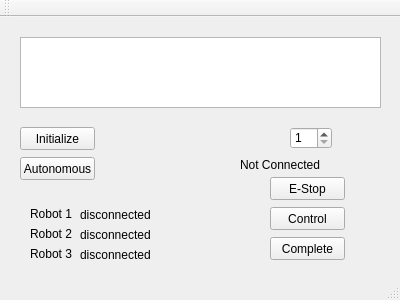
Old version of the form CS490HUB/mainwindow.ui in the repository JLongazo/CS-490.
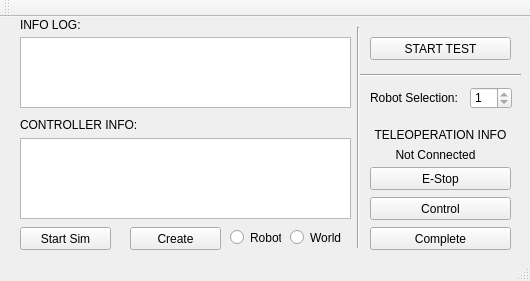
New version of the form.

What changed in the file:
```diff
--- a/CS490HUB/mainwindow.ui
+++ b/CS490HUB/mainwindow.ui
@@ -6,8 +6,8 @@
    <rect>
     <x>0</x>
     <y>0</y>
-    <width>400</width>
-    <height>300</height>
+    <width>530</width>
+    <height>281</height>
    </rect>
   </property>
   <property name="windowTitle">
@@ -19,7 +19,7 @@
      <rect>
       <x>20</x>
       <y>20</y>
-      <width>361</width>
+      <width>331</width>
       <height>71</height>
      </rect>
     </property>
@@ -27,47 +27,34 @@
    <widget class="QPushButton" name="initialize">
     <property name="geometry">
      <rect>
-      <x>20</x>
-      <y>110</y>
-      <width>75</width>
+      <x>130</x>
+      <y>210</y>
+      <width>91</width>
       <height>23</height>
      </rect>
     </property>
     <property name="text">
-     <string>Initialize</string>
-    </property>
-   </widget>
-   <widget class="QLabel" name="r1">
-    <property name="geometry">
-     <rect>
-      <x>30</x>
-      <y>190</y>
-      <width>46</width>
-      <height>13</height>
-     </rect>
-    </property>
-    <property name="text">
-     <string>Robot 1</string>
+     <string>Create</string>
     </property>
    </widget>
    <widget class="QPushButton" name="Autnomous">
     <property name="geometry">
      <rect>
-      <x>20</x>
-      <y>140</y>
-      <width>75</width>
+      <x>370</x>
+      <y>20</y>
+      <width>141</width>
       <height>23</height>
      </rect>
     </property>
     <property name="text">
-     <string>Autonomous</string>
+     <string>START TEST</string>
     </property>
    </widget>
    <widget class="QSpinBox" name="rselect">
     <property name="geometry">
      <rect>
-      <x>290</x>
-      <y>110</y>
+      <x>470</x>
+      <y>70</y>
       <width>42</width>
       <height>22</height>
      </rect>
@@ -76,15 +63,15 @@
      <number>1</number>
     </property>
     <property name="maximum">
-     <number>3</number>
+     <number>1</number>
     </property>
    </widget>
    <widget class="QPushButton" name="EStop">
     <property name="geometry">
      <rect>
-      <x>270</x>
-      <y>160</y>
-      <width>75</width>
+      <x>370</x>
+      <y>150</y>
+      <width>141</width>
       <height>23</height>
      </rect>
     </property>
@@ -95,9 +82,9 @@
    <widget class="QPushButton" name="Control">
     <property name="geometry">
      <rect>
-      <x>270</x>
-      <y>190</y>
-      <width>75</width>
+      <x>370</x>
+      <y>180</y>
+      <width>141</width>
       <height>23</height>
      </rect>
     </property>
@@ -105,77 +92,12 @@
      <string>Control</string>
     </property>
    </widget>
-   <widget class="QLabel" name="r2">
-    <property name="geometry">
-     <rect>
-      <x>30</x>
-      <y>210</y>
-      <width>46</width>
-      <height>13</height>
-     </rect>
-    </property>
-    <property name="text">
-     <string>Robot 2</string>
-    </property>
-   </widget>
-   <widget class="QLabel" name="r3">
-    <property name="geometry">
-     <rect>
-      <x>30</x>
-      <y>230</y>
-      <width>46</width>
-      <height>13</height>
-     </rect>
-    </property>
-    <property name="text">
-     <string>Robot 3</string>
-    </property>
-   </widget>
-   <widget class="QLabel" name="status1">
-    <property name="geometry">
-     <rect>
-      <x>80</x>
-      <y>190</y>
-      <width>81</width>
-      <height>16</height>
-     </rect>
-    </property>
-    <property name="text">
-     <string>disconnected</string>
-    </property>
-   </widget>
-   <widget class="QLabel" name="status2">
-    <property name="geometry">
-     <rect>
-      <x>80</x>
-      <y>210</y>
-      <width>81</width>
-      <height>16</height>
-     </rect>
-    </property>
-    <property name="text">
-     <string>disconnected</string>
-    </property>
-   </widget>
-   <widget class="QLabel" name="status3">
-    <property name="geometry">
-     <rect>
-      <x>80</x>
-      <y>230</y>
-      <width>81</width>
-      <height>16</height>
-     </rect>
-    </property>
-    <property name="text">
-     <string>disconnected</string>
-    </property>
-   </widget>
    <widget class="QPushButton" name="complete">
     <property name="geometry">
      <rect>
-      <x>270</x>
-      <y>220</y>
-      <width>75</width>
+      <x>370</x>
+      <y>210</y>
+      <width>141</width>
       <height>23</height>
      </rect>
     </property>
@@ -186,14 +108,141 @@
    <widget class="QLabel" name="rStatus">
     <property name="geometry">
      <rect>
-      <x>240</x>
-      <y>140</y>
+      <x>370</x>
+      <y>130</y>
       <width>131</width>
       <height>16</height>
      </rect>
     </property>
     <property name="text">
-     <string>Not Connected</string>
+     <string>&lt;html&gt;&lt;head/&gt;&lt;body&gt;&lt;p align=&quot;center&quot;&gt;Not Connected&lt;/p&gt;&lt;/body&gt;&lt;/html&gt;</string>
+    </property>
+   </widget>
+   <widget class="QRadioButton" name="robotSel">
+    <property name="geometry">
+     <rect>
+      <x>230</x>
+      <y>210</y>
+      <width>51</width>
+      <height>21</height>
+     </rect>
+    </property>
+    <property name="text">
+     <string>Robot</string>
+    </property>
+   </widget>
+   <widget class="QRadioButton" name="worldSel">
+    <property name="geometry">
+     <rect>
+      <x>290</x>
+      <y>210</y>
+      <width>61</width>
+      <height>21</height>
+     </rect>
+    </property>
+    <property name="text">
+     <string>World</string>
+    </property>
+   </widget>
+   <widget class="QTableView" name="robotTable">
+    <property name="geometry">
+     <rect>
+      <x>20</x>
+      <y>121</y>
+      <width>331</width>
+      <height>81</height>
+     </rect>
+    </property>
+   </widget>
+   <widget class="QPushButton" name="startSim">
+    <property name="geometry">
+     <rect>
+      <x>20</x>
+      <y>210</y>
+      <width>91</width>
+      <height>23</height>
+     </rect>
+    </property>
+    <property name="text">
+     <string>Start Sim</string>
+    </property>
+   </widget>
+   <widget class="QLabel" name="label">
+    <property name="geometry">
+     <rect>
+      <x>370</x>
+      <y>70</y>
+      <width>91</width>
+      <height>21</height>
+     </rect>
+    </property>
+    <property name="text">
+     <string>Robot Selection:</string>
+    </property>
+   </widget>
+   <widget class="QLabel" name="label_2">
+    <property name="geometry">
+     <rect>
+      <x>370</x>
+      <y>110</y>
+      <width>141</width>
+      <height>16</height>
+     </rect>
+    </property>
+    <property name="text">
+     <string>&lt;html&gt;&lt;head/&gt;&lt;body&gt;&lt;p align=&quot;center&quot;&gt;TELEOPERATION INFO&lt;/p&gt;&lt;/body&gt;&lt;/html&gt;</string>
+    </property>
+   </widget>
+   <widget class="Line" name="line">
+    <property name="geometry">
+     <rect>
+      <x>360</x>
+      <y>50</y>
+      <width>161</width>
+      <height>16</height>
+     </rect>
+    </property>
+    <property name="orientation">
+     <enum>Qt::Horizontal</enum>
+    </property>
+   </widget>
+   <widget class="Line" name="line_2">
+    <property name="geometry">
+     <rect>
+      <x>350</x>
+      <y>10</y>
+      <width>16</width>
+      <height>221</height>
+     </rect>
+    </property>
+    <property name="orientation">
+     <enum>Qt::Vertical</enum>
+    </property>
+   </widget>
+   <widget class="QLabel" name="label_3">
+    <property name="geometry">
+     <rect>
+      <x>20</x>
+      <y>0</y>
+      <width>91</width>
+      <height>16</height>
+     </rect>
+    </property>
+    <property name="text">
+     <string>INFO LOG:</string>
+    </property>
+   </widget>
+   <widget class="QLabel" name="label_4">
+    <property name="geometry">
+     <rect>
+      <x>20</x>
+      <y>100</y>
+      <width>121</width>
+      <height>16</height>
+     </rect>
+    </property>
+    <property name="text">
+     <string>CONTROLLER INFO:</string>
     </property>
    </widget>
   </widget>
```
Left out of the diff: 2 changed lines with no effect on the pictures.
